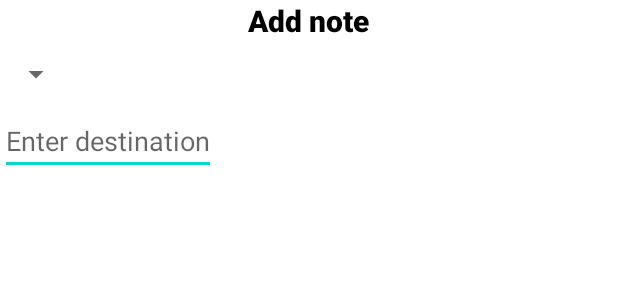
After one commit to enisb1/TravelCompanion, an Android app: the layout dialog_stop_tracking.xml on its own in the app's theme, with its tools: preview values and no code run, on a phone screen of 412 x 824 dp. The commit adds this screen. Shown: the top 300 px of the screen. Run offline under Robolectric (Android 15) with nearby library versions, the phone set to English and light mode, and no system bars.

Commit message:
save notes

```diff
--- a/app/src/main/java/com/example/travelcompanion/db/trip/TripDao.kt
+++ b/app/src/main/java/com/example/travelcompanion/db/trip/TripDao.kt
@@ -10,7 +10,7 @@ import androidx.room.Update
 @Dao
 interface TripDao {
     @Insert
-    suspend fun insertTrip(trip: Trip)
+    fun insertTrip(trip: Trip): Long
 
     @Update
     suspend fun updateTrip(trip: Trip)
--- a/app/src/main/java/com/example/travelcompanion/ui/planned/PlannedTripsFragment.kt
+++ b/app/src/main/java/com/example/travelcompanion/ui/planned/PlannedTripsFragment.kt
@@ -23,6 +23,7 @@ import com.example.travelcompanion.db.trip.Trip
 import com.example.travelcompanion.ui.home.plan.PlanViewModel
 import com.example.travelcompanion.db.TravelCompanionRepository
 import com.example.travelcompanion.db.trip.TripType
+import com.example.travelcompanion.ui.home.plan.PlanViewModelFactory
 import com.google.android.material.floatingactionbutton.FloatingActionButton
 import java.util.Calendar
 
--- /dev/null
+++ b/app/src/main/res/layout/dialog_stop_tracking.xml
@@ -0,0 +1,32 @@
+<?xml version="1.0" encoding="utf-8"?>
+<LinearLayout xmlns:android="http://schemas.android.com/apk/res/android"
+    android:layout_width="match_parent"
+    android:layout_height="match_parent"
+    android:orientation="vertical">
+
+    <TextView
+        android:layout_width="wrap_content"
+        android:layout_height="wrap_content"
+        android:text="@string/add_note"
+        android:textSize="20sp"
+        android:layout_gravity="center"
+        android:textColor="@color/black"
+        android:fontFamily="sans-serif-medium"
+        android:textStyle="bold"/>
+
+    <Spinner
+        android:id="@+id/typeSpinnerStopTracking"
+        android:layout_width="wrap_content"
+        android:layout_height="wrap_content"
+        android:layout_marginTop="10dp" />
+
+    <EditText
+        android:id="@+id/destinationEditTextStopTracking"
+        android:layout_width="wrap_content"
+        android:layout_height="wrap_content"
+        android:layout_marginTop="10dp"
+        android:autofillHints=""
+        android:hint="@string/enter_destination"
+        android:inputType="text" />
+
+</LinearLayout>
--- a/app/src/main/res/values/strings.xml
+++ b/app/src/main/res/values/strings.xml
@@ -14,7 +14,7 @@
     <string name="location_permission_needed">We need location permission to track your trip. Please enable it.</string>
     <string name="positive_button_string">Okay</string>
     <string name="negative_button_string">Cancel</string>
-    <string name="location_permission_denied">Location permission is required to track your trip</string>
+    <string name="fine_location_permission_denied">Fine location permission is required to track your trip</string>
     <string name="stop_tracking_trip">Stop tracking trip</string>
     <string name="start_fragment_title">TRACKING YOUR TRIP</string>
     <string name="tracking_service_notification_description">We are tracking your trip! Go back to the app to see your path</string>
```
Also changed, not shown: app/src/main/java/com/example/travelcompanion/db/TravelCompanionDatabase.kt (+13 -1 lines), app/src/main/java/com/example/travelcompanion/db/TravelCompanionRepository.kt (+19 -4 lines), app/src/main/java/com/example/travelcompanion/db/notes/Note.kt (added, +24 -0 lines), app/src/main/java/com/example/travelcompanion/db/notes/NoteDao.kt (added, +18 -0 lines), app/src/main/java/com/example/travelcompanion/db/pictures/Picture.kt (added, +21 -0 lines), app/src/main/java/com/example/travelcompanion/db/pictures/PictureDao.kt (added, +14 -0 lines), app/src/main/java/com/example/travelcompanion/ui/home/plan/PlanFragment.kt (+9 -1 lines), app/src/main/java/com/example/travelcompanion/ui/home/start/StartFragment.kt (+80 -10 lines), app/src/main/java/com/example/travelcompanion/ui/home/start/StartViewModel.kt (+29 -1 lines).
